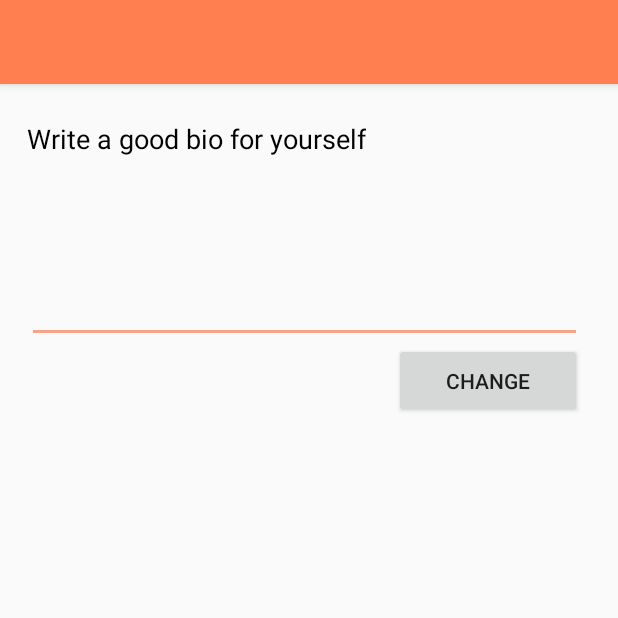
After one commit to ahmed-debbech/aries_messenger, an Android app: the EditBio screen opened directly, with no data from a screen before it, on a phone screen of 412 x 824 dp, the top half of it. The commit adds this screen. Run offline under Robolectric (Android 15) with nearby library versions, the phone set to English and light mode, and no system bars.

Commit message:
add bio editing section

```diff
--- a/app/src/main/AndroidManifest.xml
+++ b/app/src/main/AndroidManifest.xml
@@ -11,11 +11,13 @@
         android:roundIcon="@mipmap/ic_launcher_round"
         android:supportsRtl="true"
         android:theme="@style/AppTheme">
+        <activity android:name=".activities.EditBio"
+                    android:label="@string/title_activity_edit_bio"
+                android:theme="@style/AppTheme.NoActionBar"/>
         <activity
             android:name=".activities.EditDispName"
             android:label="@string/title_activity_edit_disp_name"
-            android:theme="@style/AppTheme.NoActionBar"></activity>
-        <activity android:name=".activities.MainActivity$EditDispName" />
+            android:theme="@style/AppTheme.NoActionBar" />
         <activity
             android:name=".activities.RegisterActivity"
             android:label="Register for Aries"
--- /dev/null
+++ b/app/src/main/java/com/ahmeddebbech/aries_messenger/activities/EditBio.java
@@ -0,0 +1,73 @@
+package com.ahmeddebbech.aries_messenger.activities;
+
+import androidx.appcompat.app.AppCompatActivity;
+
+import android.graphics.Color;
+import android.os.Bundle;
+import android.text.Editable;
+import android.text.TextWatcher;
+import android.util.Log;
+import android.view.View;
+import android.widget.Button;
+import android.widget.TextView;
+import android.widget.Toast;
+
+import com.ahmeddebbech.aries_messenger.R;
+import com.ahmeddebbech.aries_messenger.database.Database;
+import com.ahmeddebbech.aries_messenger.model.User;
+import com.ahmeddebbech.aries_messenger.util.InputFieldChecker;
+
+public class EditBio extends AppCompatActivity {
+
+    @Override
+    protected void onCreate(Bundle savedInstanceState) {
+        super.onCreate(savedInstanceState);
+        setContentView(R.layout.activity_edit_bio);
+
+        TextView tv = findViewById(R.id.edit_bio_input);
+        tv.addTextChangedListener(new TextWatcher() {
+
+            TextView counter = findViewById(R.id.edit_bio_counter);
+            @Override
+            public void beforeTextChanged(CharSequence s, int start, int count, int after) {
+
+            }
+
+            @Override
+            public void onTextChanged(CharSequence s, int start, int before, int count) {
+                int sum = 140 - s.toString().length();
+                counter.setText(String.valueOf(sum));
+                if(sum < 0) {
+                    counter.setTextColor(Color.RED);
+                }else{
+                    counter.setTextColor(Color.GRAY);
+                }
+            }
+
+            @Override
+            public void afterTextChanged(Editable s) {
+
+            }
+        });
+        Button btn = findViewById(R.id.edit_change);
+        btn.setOnClickListener(new View.OnClickListener() {
+            @Override
+            public void onClick(View v) {
+                TextView tv = findViewById(R.id.edit_bio_input);
+                if(InputFieldChecker.isLonger(tv.getText().toString(),140)){
+                    tv.setError("New bio is too long!");
+                }else{
+                    if(tv.getText().length() == 0){
+                        tv.setError("Please enter a bio to change it.");
+                    }else{
+                        User.getInstance().setBio(tv.getText().toString());
+                        Database.modifyUser(User.getInstance());
+                        Toast toast = Toast.makeText(getApplicationContext(), "Bio updated successfully!", Toast.LENGTH_SHORT);
+                        toast.show();
+                        finish();
+                    }
+                }
+            }
+        });
+    }
+}
--- /dev/null
+++ b/app/src/main/res/layout/activity_edit_bio.xml
@@ -0,0 +1,83 @@
+<?xml version="1.0" encoding="utf-8"?>
+
+<androidx.coordinatorlayout.widget.CoordinatorLayout xmlns:android="http://schemas.android.com/apk/res/android"
+xmlns:app="http://schemas.android.com/apk/res-auto"
+xmlns:tools="http://schemas.android.com/tools"
+android:layout_width="match_parent"
+android:layout_height="match_parent"
+tools:context=".activities.EditBio">
+
+<androidx.constraintlayout.widget.ConstraintLayout
+    android:layout_width="match_parent"
+    android:layout_height="match_parent">
+
+    <com.google.android.material.appbar.AppBarLayout
+        android:id="@+id/appBarLayout"
+        android:layout_width="match_parent"
+        android:layout_height="wrap_content"
+        android:theme="@style/AppTheme.AppBarOverlay"
+        app:layout_constraintEnd_toEndOf="parent"
+        app:layout_constraintStart_toStartOf="parent"
+        app:layout_constraintTop_toTopOf="parent">
+
+        <androidx.appcompat.widget.Toolbar
+            android:id="@+id/toolbar"
+            android:layout_width="match_parent"
+            android:layout_height="?attr/actionBarSize"
+            android:background="?attr/colorPrimary"
+            app:popupTheme="@style/AppTheme.PopupOverlay" />
+
+    </com.google.android.material.appbar.AppBarLayout>
+
+    <TextView
+        android:id="@+id/edit_bioLabel"
+        android:layout_width="wrap_content"
+        android:layout_height="wrap_content"
+        android:layout_marginTop="24dp"
+        android:fontFamily="sans-serif"
+        android:text="Write a good bio for yourself"
+        android:textColor="@color/naturalText"
+        android:textSize="18dp"
+        app:layout_constraintEnd_toEndOf="parent"
+        app:layout_constraintHorizontal_bias="0.098"
+        app:layout_constraintStart_toStartOf="parent"
+        app:layout_constraintTop_toBottomOf="@+id/appBarLayout" />
+
+    <Button
+        android:id="@+id/edit_change"
+        android:layout_width="125dp"
+        android:layout_height="50dp"
+        android:layout_marginBottom="480dp"
+        android:text="Change"
+        app:layout_constraintBottom_toBottomOf="parent"
+        app:layout_constraintEnd_toEndOf="@+id/edit_bio_input"
+        app:layout_constraintHorizontal_bias="1.0"
+        app:layout_constraintStart_toStartOf="@+id/edit_bio_input"
+        app:layout_constraintTop_toBottomOf="@+id/edit_bio_input"
+        app:layout_constraintVertical_bias="0.0" />
+
+    <EditText
+        android:id="@+id/edit_bio_input"
+        android:layout_width="370dp"
+        android:layout_height="120dp"
+        android:layout_marginTop="4dp"
+        android:ems="10"
+        android:inputType="textLongMessage|textMultiLine|textPersonName"
+        app:layout_constraintEnd_toEndOf="@+id/edit_bioLabel"
+        app:layout_constraintHorizontal_bias="0.0"
+        app:layout_constraintStart_toStartOf="@+id/edit_bioLabel"
+        app:layout_constraintTop_toBottomOf="@+id/edit_bioLabel" />
+
+    <TextView
+        android:id="@+id/edit_bio_counter"
+        android:layout_width="wrap_content"
+        android:layout_height="wrap_content"
+        android:textColor="@color/naturalText"
+        app:layout_constraintEnd_toStartOf="@+id/edit_change"
+        app:layout_constraintHorizontal_bias="0.0"
+        app:layout_constraintStart_toStartOf="@+id/edit_bio_input"
+        app:layout_constraintTop_toBottomOf="@+id/edit_bio_input" />
+
+</androidx.constraintlayout.widget.ConstraintLayout>
+
+</androidx.coordinatorlayout.widget.CoordinatorLayout>
--- a/app/src/main/res/layout/fragment_profile.xml
+++ b/app/src/main/res/layout/fragment_profile.xml
@@ -27,8 +27,8 @@
 
             <TextView
                 android:id="@+id/profile_disp_name"
-                android:layout_width="378dp"
-                android:layout_height="48dp"
+                android:layout_width="376dp"
+                android:layout_height="57dp"
                 android:layout_marginTop="28dp"
                 android:fontFamily="sans-serif-condensed"
                 android:text="disp_name"
--- a/app/src/main/res/values/strings.xml
+++ b/app/src/main/res/values/strings.xml
@@ -38,4 +38,5 @@
     <string name="hello_first_fragment">Hello first fragment</string>
     <string name="hello_second_fragment">Hello second fragment. Arg: %1$s</string>
     <string name="title_activity_edit_disp_name">Edit Display Name</string>
+    <string name="title_activity_edit_bio">Edit Bio</string>
 </resources>
```
Also changed, not shown: app/src/main/java/com/ahmeddebbech/aries_messenger/activities/EditDispName.java (+4 -3 lines), app/src/main/java/com/ahmeddebbech/aries_messenger/activities/MainActivity.java (+0 -8 lines), app/src/main/java/com/ahmeddebbech/aries_messenger/activities/ProfileFragment.java (+11 -0 lines), app/src/main/java/com/ahmeddebbech/aries_messenger/model/User.java (+11 -1 lines).
